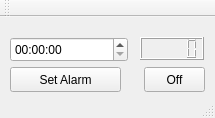
First picture: the form in mainwindow.ui, repository sitr0n/alarmclock, before the edit.
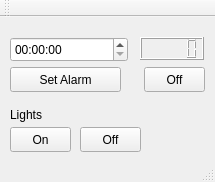
Second picture: the form after the edit.

Patch:
```diff
--- a/mainwindow.ui
+++ b/mainwindow.ui
@@ -7,7 +7,7 @@
     <x>0</x>
     <y>0</y>
     <width>215</width>
-    <height>118</height>
+    <height>182</height>
    </rect>
   </property>
   <property name="windowTitle">
@@ -69,6 +69,45 @@
      <string>Off</string>
     </property>
    </widget>
+   <widget class="QLabel" name="label">
+    <property name="geometry">
+     <rect>
+      <x>10</x>
+      <y>90</y>
+      <width>48</width>
+      <height>15</height>
+     </rect>
+    </property>
+    <property name="text">
+     <string>Lights</string>
+    </property>
+   </widget>
+   <widget class="QPushButton" name="pushButton">
+    <property name="geometry">
+     <rect>
+      <x>10</x>
+      <y>110</y>
+      <width>61</width>
+      <height>25</height>
+     </rect>
+    </property>
+    <property name="text">
+     <string>On</string>
+    </property>
+   </widget>
+   <widget class="QPushButton" name="pushButton_2">
+    <property name="geometry">
+     <rect>
+      <x>80</x>
+      <y>110</y>
+      <width>61</width>
+      <height>25</height>
+     </rect>
+    </property>
+    <property name="text">
+     <string>Off</string>
+    </property>
+   </widget>
   </widget>
   <widget class="QMenuBar" name="menuBar">
    <property name="geometry">
```
